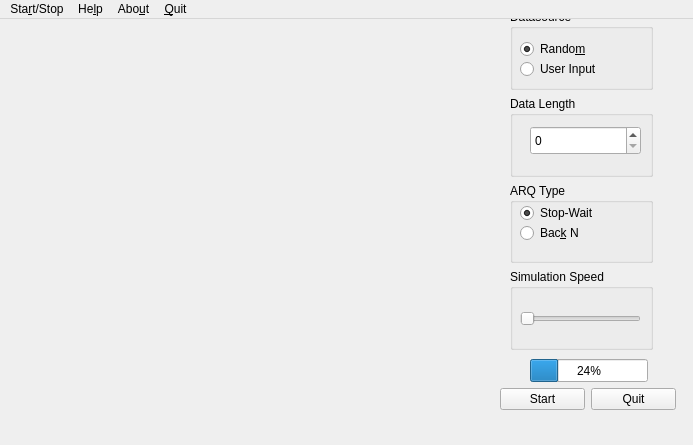
Old version of the form UI/netsim_ui/netsim_mainwindow.ui in the repository enderdzz/NetworkTask.
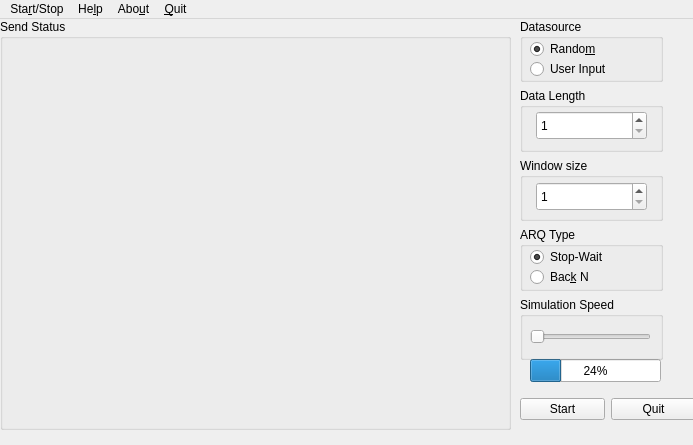
New version of the form. Custom widgets are drawn as their Qt base class.

```diff
--- a/UI/netsim_ui/netsim_mainwindow.ui
+++ b/UI/netsim_ui/netsim_mainwindow.ui
@@ -23,8 +23,8 @@
    <widget class="QWidget" name="gridLayoutWidget">
     <property name="geometry">
      <rect>
-      <x>500</x>
-      <y>360</y>
+      <x>520</x>
+      <y>370</y>
       <width>176</width>
       <height>41</height>
      </rect>
@@ -51,7 +51,7 @@
      <rect>
       <x>530</x>
       <y>340</y>
-      <width>118</width>
+      <width>131</width>
       <height>23</height>
      </rect>
     </property>
@@ -62,17 +62,17 @@
    <widget class="QWidget" name="widgetConfig" native="true">
     <property name="geometry">
      <rect>
-      <x>500</x>
-      <y>-20</y>
-      <width>171</width>
-      <height>361</height>
+      <x>520</x>
+      <y>0</y>
+      <width>151</width>
+      <height>341</height>
      </rect>
     </property>
     <widget class="QWidget" name="verticalLayoutWidget">
      <property name="geometry">
       <rect>
-       <x>10</x>
-       <y>10</y>
+       <x>0</x>
+       <y>0</y>
        <width>143</width>
        <height>341</height>
       </rect>
@@ -87,7 +87,7 @@
          <property name="geometry">
           <rect>
            <x>10</x>
-           <y>30</y>
+           <y>20</y>
            <width>101</width>
            <height>20</height>
           </rect>
@@ -103,7 +103,7 @@
          <property name="geometry">
           <rect>
            <x>10</x>
-           <y>50</y>
+           <y>40</y>
            <width>101</width>
            <height>20</height>
           </rect>
@@ -122,11 +122,37 @@
         <widget class="QSpinBox" name="spinDataLength">
          <property name="geometry">
           <rect>
-           <x>20</x>
-           <y>30</y>
+           <x>16</x>
+           <y>23</y>
            <width>111</width>
            <height>29</height>
           </rect>
+         </property>
+         <property name="minimum">
+          <number>1</number>
+         </property>
+         <property name="maximum">
+          <number>999</number>
+         </property>
+        </widget>
+       </widget>
+      </item>
+      <item>
+       <widget class="QGroupBox" name="groupBox">
+        <property name="title">
+         <string>Window size</string>
+        </property>
+        <widget class="QSpinBox" name="spinDataLength_2">
+         <property name="geometry">
+          <rect>
+           <x>16</x>
+           <y>24</y>
+           <width>111</width>
+           <height>29</height>
+          </rect>
+         </property>
+         <property name="minimum">
+          <number>1</number>
          </property>
         </widget>
        </widget>
@@ -176,7 +202,7 @@
          <property name="geometry">
           <rect>
            <x>10</x>
-           <y>40</y>
+           <y>30</y>
            <width>121</width>
            <height>20</height>
           </rect>
@@ -190,15 +216,28 @@
      </layout>
     </widget>
    </widget>
-   <widget class="StatusWidget" name="widget" native="true">
+   <widget class="QGroupBox" name="groupBox_5">
     <property name="geometry">
      <rect>
-      <x>50</x>
-      <y>90</y>
-      <width>411</width>
-      <height>41</height>
+      <x>0</x>
+      <y>0</y>
+      <width>511</width>
+      <height>411</height>
      </rect>
     </property>
+    <property name="title">
+     <string>Send Status</string>
+    </property>
+    <widget class="StatusWidget" name="widghtStatus" native="true">
+     <property name="geometry">
+      <rect>
+       <x>10</x>
+       <y>30</y>
+       <width>471</width>
+       <height>41</height>
+      </rect>
+     </property>
+    </widget>
    </widget>
   </widget>
   <widget class="QMenuBar" name="menubar">
```
